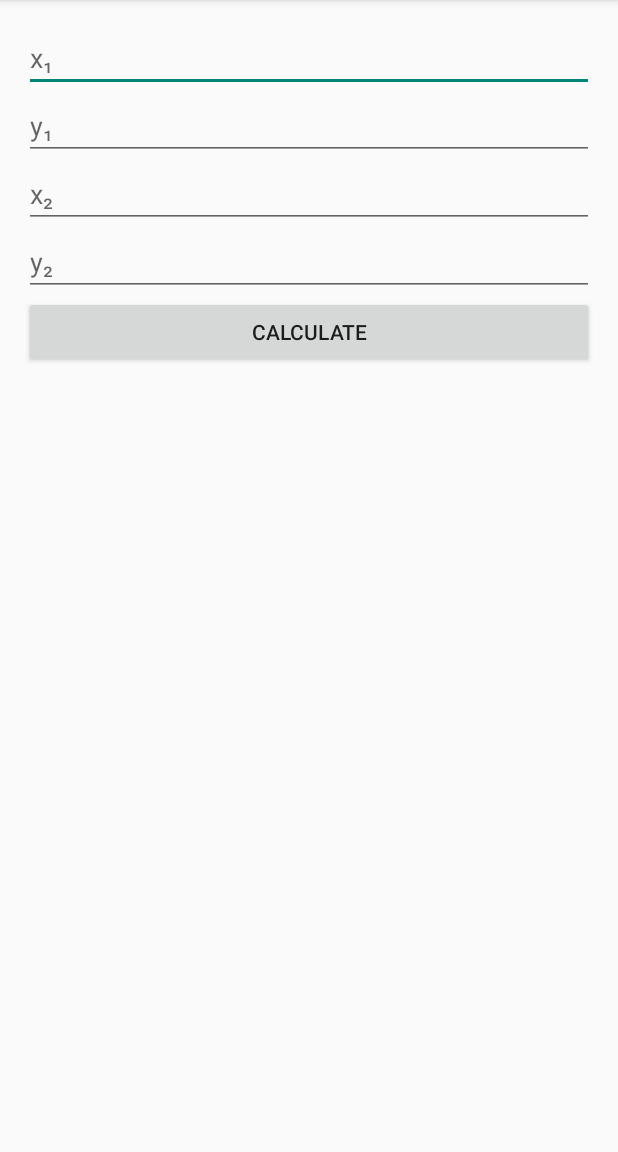
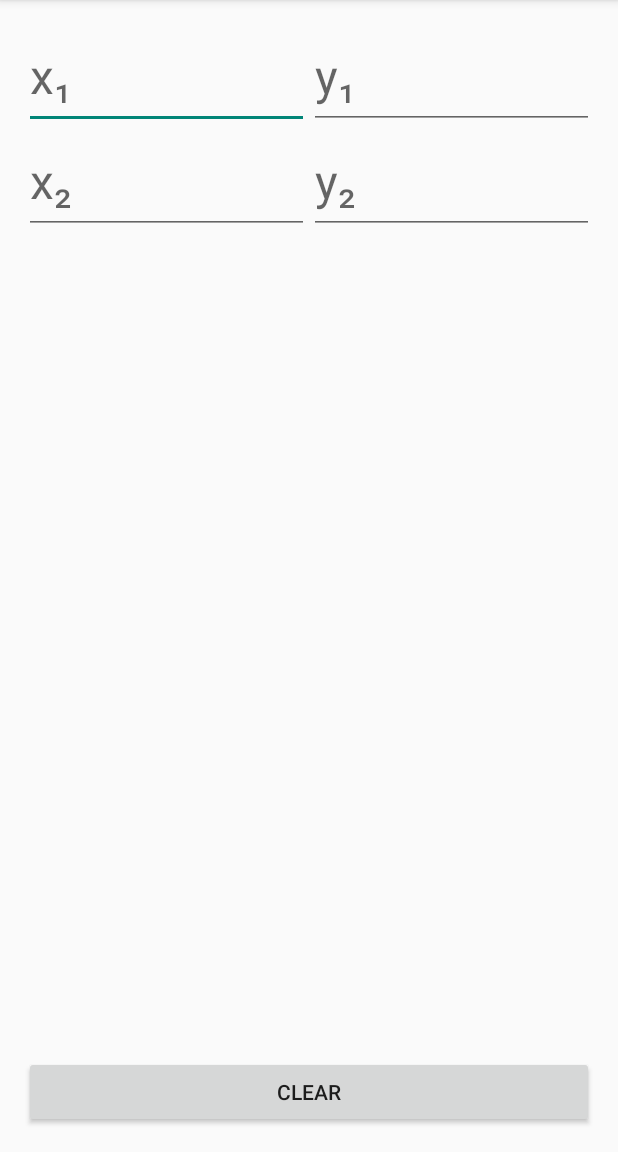
Before and after one commit to Ejdamm/distance-formula, an Android app: the screen it shows after launch (MainActivity), on a phone screen of 412 x 824 dp, the part 84-1236 px from its top. Run offline under Robolectric (Android 15) with nearby library versions, the light colour scheme and no system bars.

Commit message:
new design, threads, listeners

```diff
--- a/Avstandsformeln/app/build.gradle
+++ b/Avstandsformeln/app/build.gradle
@@ -7,8 +7,8 @@ android {
         applicationId "se.olz.avstndsformeln"
         minSdkVersion 15
         targetSdkVersion 24
-        versionCode 2
-        versionName "1.1"
+        versionCode 3
+        versionName "1.2"
         testInstrumentationRunner "android.support.test.runner.AndroidJUnitRunner"
     }
     buildTypes {
--- /dev/null
+++ b/Avstandsformeln/app/src/main/java/se/olz/avstndsformeln/CalcThread.java
@@ -0,0 +1,76 @@
+package se.olz.avstndsformeln;
+
+import android.app.Activity;
+import android.content.SharedPreferences;
+import android.widget.TextView;
+
+
+import static java.lang.Double.parseDouble;
+import static java.lang.Math.pow;
+import static java.lang.Math.sqrt;
+import static java.lang.String.valueOf;
+import static se.olz.avstndsformeln.SettingsFragment.KEY_PREF_DECIMALS;
+import static se.olz.avstndsformeln.SettingsFragment.KEY_PREF_UNIT;
+
+class CalcThread implements Runnable
+{
+    private SharedPreferences sharedPref;
+    private TextView resultView;
+    private Activity main;
+    CalcThread(SharedPreferences sharedPref, TextView resultView, Activity main)
+    {
+        this.sharedPref = sharedPref;
+        this.resultView = resultView;
+        this.main = main;
+    }
+
+    public void run()
+    {
+        final String outputText;
+
+        if (InputValues.getFilledFields() == 4)
+        {
+            String[] inputStr = new String[4];
+            for(int i = 0; i < 4; i++)
+            {
+                inputStr[i] = InputValues.getInputs(i);
+            }
+
+            double[] inputD = new double[4];
+            for(int i = 0; i < 4; i++)
+            {
+                inputD[i] = parseDouble(inputStr[i]);
+            }
+
+            double distance = distanceFormula(inputD);
+            double rounded = roundToDecimal(distance);
+            String unit = sharedPref.getString(KEY_PREF_UNIT, "");
+            outputText = valueOf(rounded) + " " + unit;
+        }
+        else
+        {
+            outputText = "";
+        }
+
+        main.runOnUiThread(new Runnable() {
+            @Override
+            public void run() {
+                resultView.setText(outputText);
+            }
+        });
+    }
+
+    private double distanceFormula(double[] array)
+    {
+        double deltaX = array[0] - array[2];
+        double deltaY = array[1] - array[3];
+        return sqrt(pow(deltaX, 2) + pow(deltaY, 2));
+    }
+
+    private double roundToDecimal(double d)
+    {
+        String decimals = sharedPref.getString(KEY_PREF_DECIMALS, "3");
+        double tens = pow(10.0, Integer.valueOf(decimals));
+        return Math.round(d * tens) / tens;
+    }
+}
--- /dev/null
+++ b/Avstandsformeln/app/src/main/java/se/olz/avstndsformeln/InputListener.java
@@ -0,0 +1,39 @@
+package se.olz.avstndsformeln;
+
+
+import android.text.Editable;
+import android.text.TextWatcher;
+import android.widget.EditText;
+
+class InputListener implements TextWatcher
+{
+    private EditText mEdit;
+    private int i;
+    private CalcThread calcThread;
+
+    InputListener(EditText mEdit, int i, CalcThread calcThread)
+    {
+        this.mEdit = mEdit;
+        this.i = i;
+        this.calcThread = calcThread;
+    }
+
+    public void afterTextChanged(Editable s)
+    {
+        String inputText = mEdit.getText().toString();
+        if (InputValues.getInputs(i).equals("") && !inputText.equals(""))
+        {
+            InputValues.incrFilledFields();
+        }
+        else if (!InputValues.getInputs(i).equals("") && inputText.equals(""))
+        {
+            InputValues.decrFilledFields();
+        }
+        InputValues.setInputs(inputText, i);
+        new Thread(calcThread).start();
+    }
+    public void beforeTextChanged(CharSequence s, int start, int count, int after) {}
+    public void onTextChanged(CharSequence s, int start, int before, int count) {}
+
+
+}
--- /dev/null
+++ b/Avstandsformeln/app/src/main/java/se/olz/avstndsformeln/InputValues.java
@@ -0,0 +1,37 @@
+package se.olz.avstndsformeln;
+
+class InputValues
+{
+    private static String inputs[];
+    private static int filledFields;
+
+    InputValues()
+    {
+        inputs = new String[4];
+        for(int i = 0 ; i < 4; i++)
+        {
+            inputs[i] = "";
+        }
+        filledFields = 0;
+    }
+
+    static String getInputs(int i) {
+        return inputs[i];
+    }
+
+    static void setInputs(String input, int i) {
+        InputValues.inputs[i] = input;
+    }
+
+    static int getFilledFields() {
+        return filledFields;
+    }
+
+    static void incrFilledFields() {
+        InputValues.filledFields++;
+    }
+
+    static void decrFilledFields() {
+        InputValues.filledFields--;
+    }
+}
--- a/Avstandsformeln/app/src/main/res/layout/activity_main.xml
+++ b/Avstandsformeln/app/src/main/res/layout/activity_main.xml
@@ -5,7 +5,6 @@
     android:id="@+id/activity_main"
     android:layout_width="match_parent"
     android:layout_height="match_parent"
-
     tools:context="se.olz.avstndsformeln.MainActivity">
 
     <android.support.v7.widget.Toolbar
@@ -17,78 +16,73 @@
         android:theme="@style/ThemeOverlay.AppCompat.ActionBar"
         app:popupTheme="@style/ThemeOverlay.AppCompat.Light"/>
 
+
     <RelativeLayout
-        android:layout_width="match_parent"
+        android:layout_width="wrap_content"
         android:layout_height="match_parent"
-        android:layout_below="@+id/main_toolbar"
         android:paddingBottom="@dimen/activity_vertical_margin"
         android:paddingLeft="@dimen/activity_horizontal_margin"
         android:paddingRight="@dimen/activity_horizontal_margin"
-        android:paddingTop="@dimen/activity_vertical_margin">
+        android:paddingTop="@dimen/activity_vertical_margin"
+        android:layout_alignParentBottom="true"
+        android:layout_alignParentLeft="true"
+        android:layout_alignParentStart="true"
+        android:layout_below="@+id/main_toolbar">
+
+        <LinearLayout
+            android:layout_width="match_parent"
+            android:layout_height="wrap_content"
+            android:orientation="horizontal"
+            android:id="@+id/input_group1">
 
             <EditText
-            android:layout_width="wrap_content"
-            android:layout_height="wrap_content"
+                android:layout_width="0dp"
+                android:layout_weight="1"
+                android:layout_height="70dp"
                 android:inputType="numberDecimal"
                 android:hint="@string/x_u2081"
-            android:ems="10"
-            android:layout_alignParentTop="true"
-            android:id="@+id/x1"
-            android:layout_alignParentLeft="true"
-            android:layout_alignParentStart="true"
-            android:layout_alignParentRight="true"
-            android:layout_alignParentEnd="true" />
+                android:textSize="32dp"
+                android:id="@+id/x1" />
 
             <EditText
-            android:layout_width="wrap_content"
-            android:layout_height="wrap_content"
+                android:layout_width="0dp"
+                android:layout_weight="1"
+                android:layout_height="70dp"
                 android:inputType="numberDecimal"
                 android:hint="@string/y_u2081"
-            android:ems="10"
+                android:textSize="32dp"
                 android:id="@+id/y1"
-            android:layout_below="@+id/x1"
-            android:layout_alignParentLeft="true"
-            android:layout_alignParentStart="true"
-            android:layout_alignParentRight="true"
-            android:layout_alignParentEnd="true" />
+                android:layout_gravity="fill"
+                android:gravity="center_vertical"/>
+        </LinearLayout>
+
+        <LinearLayout
+            android:layout_width="match_parent"
+            android:layout_height="wrap_content"
+            android:layout_below="@+id/input_group1"
+            android:id="@+id/input_group2">
 
             <EditText
-            android:layout_width="wrap_content"
-            android:layout_height="wrap_content"
+                android:layout_width="0dp"
+                android:layout_weight="1"
+                android:layout_height="70dp"
                 android:inputType="numberDecimal"
                 android:hint="@string/x_u2082"
-            android:ems="10"
-            android:layout_below="@+id/y1"
-            android:layout_alignParentLeft="true"
-            android:layout_alignParentStart="true"
-            android:id="@+id/x2"
-            android:layout_alignParentRight="true"
-            android:layout_alignParentEnd="true" />
+                android:textSize="32dp"
+                android:id="@+id/x2"/>
 
             <EditText
-            android:layout_width="wrap_content"
-            android:layout_height="wrap_content"
+                android:layout_width="0dp"
+                android:layout_weight="1"
+                android:layout_height="70dp"
                 android:inputType="numberDecimal"
                 android:hint="@string/y_u2082"
+                android:textSize="32dp"
                 android:ems="10"
-            android:layout_below="@+id/x2"
-            android:layout_alignParentLeft="true"
-            android:layout_alignParentStart="true"
-            android:id="@+id/y2"
-            android:layout_alignParentRight="true"
-            android:layout_alignParentEnd="true" />
 
-        <Button
-            android:text="@string/calc"
-            android:onClick="calc"
-            android:layout_width="wrap_content"
-            android:layout_height="wrap_content"
-            android:id="@+id/button"
-            android:layout_below="@+id/y2"
-            android:layout_alignParentLeft="true"
-            android:layout_alignParentStart="true"
-            android:layout_alignParentRight="true"
-            android:layout_alignParentEnd="true" />
+                android:id="@+id/y2"/>
+
+        </LinearLayout>
 
         <TextView
             android:layout_width="match_parent"
@@ -96,15 +90,22 @@
             android:text=""
             android:id="@+id/result"
             android:textSize="24sp"
-            android:layout_below="@+id/button"
+            android:layout_below="@+id/input_group2"
+            android:paddingTop="10dp"
             android:layout_alignParentLeft="true"
             android:layout_alignParentStart="true" />
+
+        <Button
+            android:text="@string/clear"
+            android:layout_width="match_parent"
+            android:layout_height="wrap_content"
+            android:layout_alignParentBottom="true"
+            android:layout_centerHorizontal="true"
+            android:onClick="clearFields"
+            android:id="@+id/button2" />
 
 
     </RelativeLayout>
 
 
-
-
-
 </RelativeLayout>
--- a/Avstandsformeln/app/src/main/res/values/strings.xml
+++ b/Avstandsformeln/app/src/main/res/values/strings.xml
@@ -1,18 +1,15 @@
 <resources>
     <string name="empty" translatable="false">\0</string>
     <string name="app_name">Distance formula</string>
-    <string name="calc">Calculate</string>
     <string name="y_u2082" translatable="false">y₂</string>
     <string name="x_u2082" translatable="false">x₂</string>
     <string name="y_u2081" translatable="false">y₁</string>
     <string name="x_u2081" translatable="false">x₁</string>
-    <string name="fill_all_fields">You have to fill in all fields!</string>
     <string name="pref_unit_title">Unit</string>
     <string name="unit_none">none</string>
     <string name="unit_meter">meters</string>
     <string name="action_settings">settings</string>
-    <string name="pref_decimals" translatable="false">pref_decimals</string>
-    <string name="pref_unit" translatable="false">pref_unit</string>
     <string name="pref_decimals_title">Decimals</string>
     <string name="pref_decimals_dialogTitle">Number of decimals</string>
+    <string name="clear">Clear</string>
 </resources>
--- a/Avstandsformeln/app/src/main/res/xml/preferences.xml
+++ b/Avstandsformeln/app/src/main/res/xml/preferences.xml
@@ -1,7 +1,7 @@
 <?xml version="1.0" encoding="utf-8"?>
 <PreferenceScreen xmlns:android="http://schemas.android.com/apk/res/android">
     <ListPreference
-        android:key="@string/pref_unit"
+        android:key="pref_unit"
         android:title="@string/pref_unit_title"
         android:dialogTitle="@string/pref_unit_title"
         android:entries="@array/pref_unit_entries"
@@ -9,7 +9,7 @@
         android:defaultValue="@string/empty" />
 
     <ListPreference
-        android:key="@string/pref_decimals"
+        android:key="pref_decimals"
         android:title="@string/pref_decimals_title"
         android:dialogTitle="@string/pref_decimals_dialogTitle"
         android:entries="@array/pref_decimals_entries"
```
Also changed, not shown: Avstandsformeln/app/src/main/java/se/olz/avstndsformeln/MainActivity.java (+29 -69 lines), 3 other files. Lines whose indentation alone changed are shown as unchanged.
